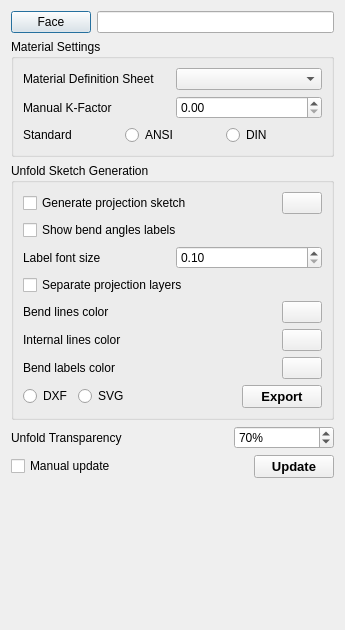
Old version of the form Resources/panels/UnfoldOptions.ui in the repository shaise/FreeCAD_SheetMetal.
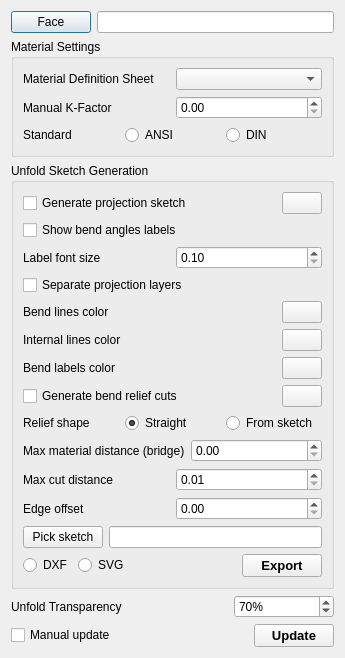
New version of the form. Icons and pictures are not drawn. Custom widgets are drawn as their Qt base class.

Commit message:
Support for folding marks and relief cuts on the laser (#613)
* Straight line based relief working.

* Fixes sketch based cuts.

Diff of the .ui file:
```diff
--- a/Resources/panels/UnfoldOptions.ui
+++ b/Resources/panels/UnfoldOptions.ui
@@ -293,6 +293,175 @@
         </item>
        </layout>
       </item>
+      <item>
+       <widget class="QWidget" name="groupBendCuts" native="true">
+        <layout class="QVBoxLayout" name="verticalLayout_5">
+         <property name="margin">
+          <number>0</number>
+         </property>
+         <item>
+          <layout class="QHBoxLayout" name="horizontalLayout_13">
+           <item>
+            <widget class="QCheckBox" name="chkBendCuts">
+             <property name="text">
+              <string>Generate bend relief cuts</string>
+             </property>
+            </widget>
+           </item>
+           <item>
+            <spacer name="horizontalSpacer_6">
+             <property name="orientation">
+              <enum>Qt::Horizontal</enum>
+             </property>
+             <property name="sizeHint" stdset="0">
+              <size>
+               <width>40</width>
+               <height>20</height>
+              </size>
+             </property>
+            </spacer>
+           </item>
+           <item>
+            <widget class="Gui::ColorButton" name="cutColor">
+             <property name="color" stdset="0">
+              <color>
+               <red>0</red>
+               <green>192</green>
+               <blue>255</blue>
+              </color>
+             </property>
+            </widget>
+           </item>
+          </layout>
+         </item>
+         <item>
+          <widget class="QWidget" name="groupBendCutsBody" native="true">
+           <layout class="QVBoxLayout" name="verticalLayout_6">
+            <property name="margin">
+             <number>0</number>
+            </property>
+            <item>
+             <layout class="QHBoxLayout" name="horizontalLayout_14">
+              <item>
+               <widget class="QLabel" name="label_9">
+                <property name="text">
+                 <string>Relief shape</string>
+                </property>
+               </widget>
+              </item>
+              <item>
+               <widget class="QRadioButton" name="radioStraightCut">
+                <property name="text">
+                 <string>Straight</string>
+                </property>
+                <property name="checked">
+                 <bool>true</bool>
+                </property>
+                <attribute name="buttonGroup">
+                 <string notr="true">cutShapeGroup</string>
+                </attribute>
+               </widget>
+              </item>
+              <item>
+               <widget class="QRadioButton" name="radioSketchCut">
+                <property name="text">
+                 <string>From sketch</string>
+                </property>
+                <attribute name="buttonGroup">
+                 <string notr="true">cutShapeGroup</string>
+                </attribute>
+               </widget>
+              </item>
+             </layout>
+            </item>
+            <item>
+             <layout class="QHBoxLayout" name="horizontalLayout_15">
+              <item>
+               <widget class="QLabel" name="label_10">
+                <property name="text">
+                 <string>Max material distance (bridge)</string>
+                </property>
+               </widget>
+              </item>
+              <item>
+               <widget class="Gui::QuantitySpinBox" name="maxMaterialDist">
+                <property name="minimum">
+                 <double>0.000000000000000</double>
+                </property>
+                <property name="unit" stdset="0">
+                 <string notr="true">mm</string>
+                </property>
+               </widget>
+              </item>
+             </layout>
+            </item>
+            <item>
+             <layout class="QHBoxLayout" name="horizontalLayout_16">
+              <item>
+               <widget class="QLabel" name="label_11">
+                <property name="text">
+                 <string>Max cut distance</string>
+                </property>
+               </widget>
+              </item>
+              <item>
+               <widget class="Gui::QuantitySpinBox" name="maxCutDist">
+                <property name="minimum">
+                 <double>0.010000000000000</double>
+                </property>
+                <property name="unit" stdset="0">
+                 <string notr="true">mm</string>
+                </property>
+               </widget>
+              </item>
+             </layout>
+            </item>
+            <item>
+             <layout class="QHBoxLayout" name="horizontalLayout_17">
+              <item>
+               <widget class="QLabel" name="label_12">
+                <property name="text">
+                 <string>Edge offset</string>
+                </property>
+               </widget>
+              </item>
+              <item>
+               <widget class="Gui::QuantitySpinBox" name="cutEdgeOffset">
+                <property name="minimum">
+                 <double>0.000000000000000</double>
+                </property>
+                <property name="unit" stdset="0">
+                 <string notr="true">mm</string>
+                </property>
+               </widget>
+              </item>
+             </layout>
+            </item>
+            <item>
+             <widget class="QWidget" name="groupCutShape" native="true">
+              <layout class="QHBoxLayout" name="horizontalLayout_18">
+               <property name="margin">
+                <number>0</number>
+               </property>
+               <item>
+                <widget class="QPushButton" name="pushCutSketch">
+                 <property name="text">
+                  <string>Pick sketch</string>
+                 </property>
+                </widget>
+               </item>
+               <item>
+                <widget class="QLineEdit" name="txtCutSketch"/>
+               </item>
+              </layout>
+             </widget>
+            </item>
+           </layout>
+          </widget>
+         </item>
+        </layout>
+       </widget>
+      </item>
       <item>
        <widget class="QWidget" name="groupExport" native="true">
         <layout class="QHBoxLayout" name="horizontalLayout_11">
```
Left out of the diff: 1 changed line with no effect on the pictures. The commit also changes 2 other files.
